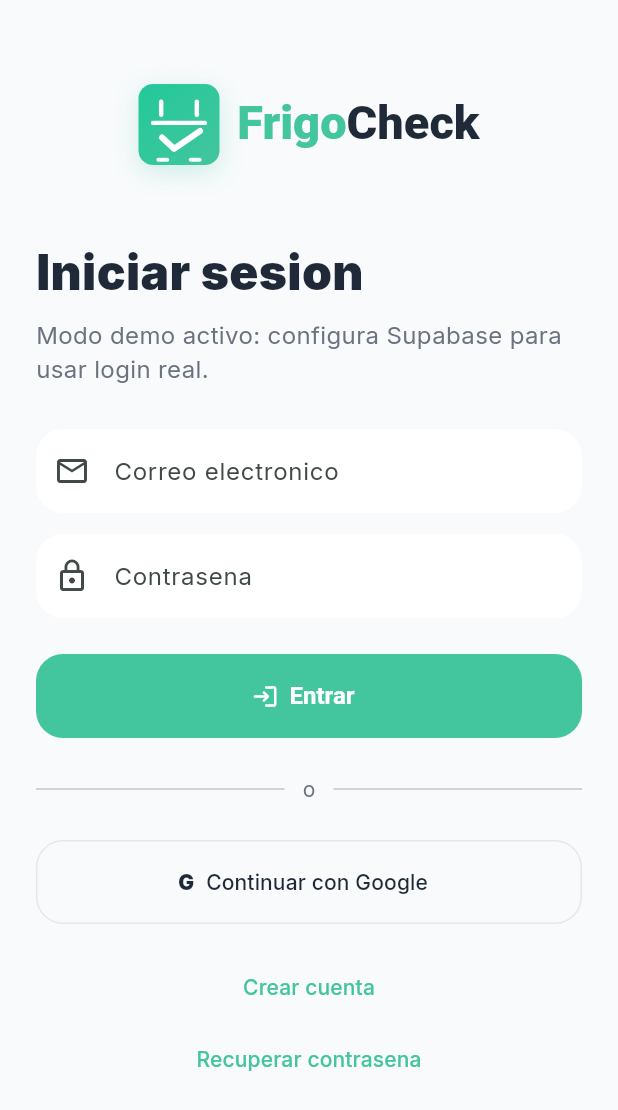
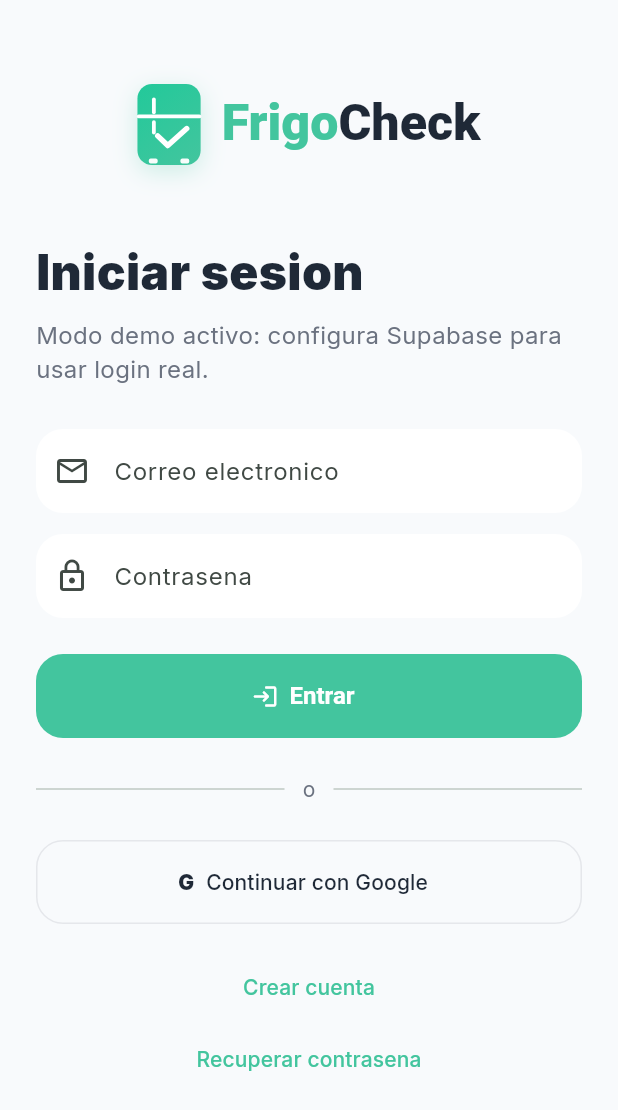
Before and after one commit to Danielmm2001/FrigoCheck-, a Flutter app: the screen it shows after launch, after a tap on "Empezar", on a phone screen of 412 x 824 dp. Shown: the top 1110 px of the screen. Run offline on Flutter 3.47's test engine with Material 3 defaults, Android fonts, the phone set to English and light mode, and no system bars; our stand-ins replace google_fonts, image_picker, supabase_flutter; accounts and stored records are empty; network calls fail.

Commit message:
Improve home fridge states and logo

```diff
--- a/app/lib/core/widgets/app_logo.dart
+++ b/app/lib/core/widgets/app_logo.dart
@@ -15,14 +15,15 @@
   @override
   Widget build(BuildContext context) {
     final iconSize = height;
-    final textSize = height * 0.58;
+    final textSize = height * 0.62;
 
     return Row(
       mainAxisSize: centered ? MainAxisSize.min : MainAxisSize.max,
-      mainAxisAlignment: centered ? MainAxisAlignment.center : MainAxisAlignment.start,
+      mainAxisAlignment:
+          centered ? MainAxisAlignment.center : MainAxisAlignment.start,
       children: [
         _LogoMark(size: iconSize),
-        SizedBox(width: height * 0.22),
+        SizedBox(width: height * 0.26),
         RichText(
           text: TextSpan(
             style: TextStyle(
@@ -32,8 +33,11 @@
               letterSpacing: 0,
             ),
             children: const [
-              TextSpan(text: 'Frigo', style: TextStyle(color: AppColors.primary)),
-              TextSpan(text: 'Check', style: TextStyle(color: AppColors.textPrimary)),
+              TextSpan(
+                  text: 'Frigo', style: TextStyle(color: AppColors.primary)),
+              TextSpan(
+                  text: 'Check',
+                  style: TextStyle(color: AppColors.textPrimary)),
             ],
           ),
         ),
@@ -50,7 +54,7 @@
   @override
   Widget build(BuildContext context) {
     return Container(
-      width: size,
+      width: size * 0.78,
       height: size,
       decoration: BoxDecoration(
         borderRadius: BorderRadius.circular(size * 0.18),
@@ -81,43 +85,45 @@
       ..strokeJoin = StrokeJoin.round
       ..style = PaintingStyle.stroke;
 
-    final thin = white..strokeWidth = size.width * 0.055;
+    final thin = white..strokeWidth = size.width * 0.06;
 
     canvas.drawLine(
-      Offset(size.width * 0.28, size.height * 0.22),
-      Offset(size.width * 0.28, size.height * 0.38),
+      Offset(size.width * 0.26, size.height * 0.19),
+      Offset(size.width * 0.26, size.height * 0.35),
       thin,
     );
     canvas.drawLine(
-      Offset(size.width * 0.72, size.height * 0.22),
-      Offset(size.width * 0.72, size.height * 0.38),
+      Offset(size.width * 0.26, size.height * 0.47),
+      Offset(size.width * 0.26, size.height * 0.60),
       thin,
     );
 
     canvas.drawLine(
-      Offset(size.width * 0.18, size.height * 0.48),
-      Offset(size.width * 0.82, size.height * 0.48),
+      Offset(size.width * 0.02, size.height * 0.40),
+      Offset(size.width * 0.98, size.height * 0.40),
       thin,
     );
 
     final check = Path()
-      ..moveTo(size.width * 0.29, size.height * 0.66)
-      ..lineTo(size.width * 0.44, size.height * 0.80)
-      ..lineTo(size.width * 0.76, size.height * 0.58);
+      ..moveTo(size.width * 0.32, size.height * 0.64)
+      ..lineTo(size.width * 0.48, size.height * 0.76)
+      ..lineTo(size.width * 0.78, size.height * 0.55);
 
-    canvas.drawPath(check, thin..strokeWidth = size.width * 0.075);
+    canvas.drawPath(check, thin..strokeWidth = size.width * 0.085);
 
     final footPaint = Paint()..color = Colors.white.withValues(alpha: 0.96);
     canvas.drawRRect(
       RRect.fromRectAndRadius(
-        Rect.fromLTWH(size.width * 0.22, size.height * 0.91, size.width * 0.16, size.height * 0.05),
+        Rect.fromLTWH(size.width * 0.18, size.height * 0.92, size.width * 0.14,
+            size.height * 0.06),
         Radius.circular(size.width * 0.03),
       ),
       footPaint,
     );
     canvas.drawRRect(
       RRect.fromRectAndRadius(
-        Rect.fromLTWH(size.width * 0.62, size.height * 0.91, size.width * 0.16, size.height * 0.05),
+        Rect.fromLTWH(size.width * 0.68, size.height * 0.92, size.width * 0.14,
+            size.height * 0.06),
         Radius.circular(size.width * 0.03),
       ),
       footPaint,
--- a/app/lib/data/models/product_model.dart
+++ b/app/lib/data/models/product_model.dart
@@ -58,6 +58,8 @@
 
   bool get isExpiredActive => status == 'active' && (daysLeft ?? 9999) < 0;
 
+  bool get isPending => status == 'active' && !isExpiredActive;
+
   bool get isExpiringSoon {
     if (status != 'active') return false;
     final days = daysLeft;
@@ -65,7 +67,9 @@
   }
 
   String get quantityLabel {
-    final cleanQuantity = quantity % 1 == 0 ? quantity.toInt().toString() : quantity.toStringAsFixed(1);
+    final cleanQuantity = quantity % 1 == 0
+        ? quantity.toInt().toString()
+        : quantity.toStringAsFixed(1);
     return '$cleanQuantity $unit';
   }
 
```
Also changed, not shown: app/lib/features/fridge/fridge_screen.dart (+117 -42 lines), app/lib/features/home/home_screen.dart (+150 -40 lines).
